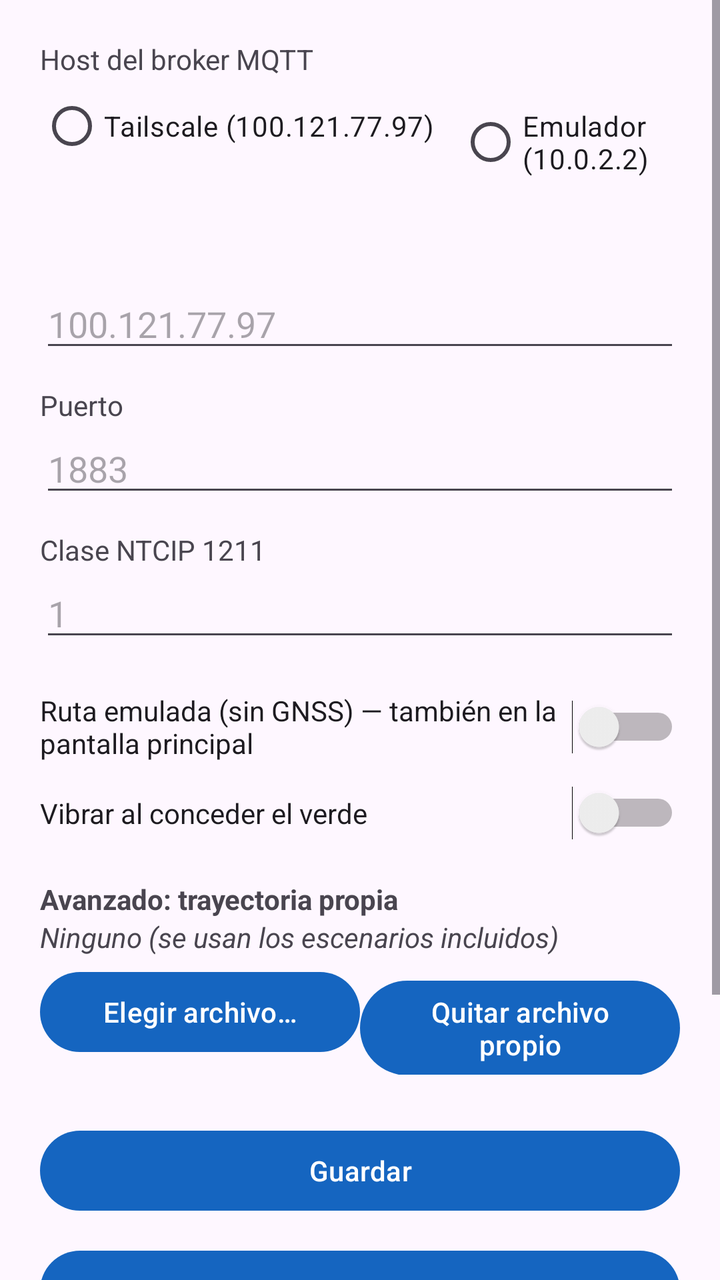
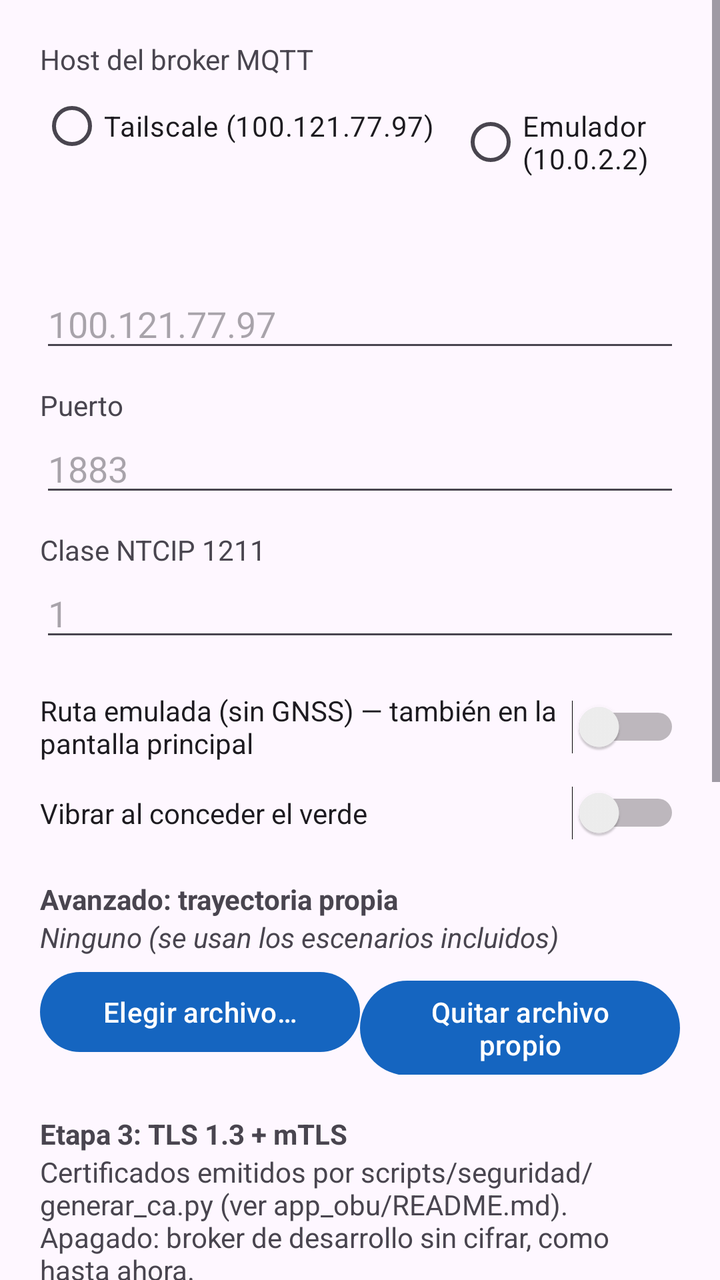

An Android layout rendered at two revisions. The XML below is the earlier revision; the diff shows what the commit changed to produce the second picture.
<!-- AndroidManifest.xml: application theme Theme.ObuNtcip -->
<!-- res/layout/activity_ajustes.xml -->
<?xml version="1.0" encoding="utf-8"?>
<ScrollView xmlns:android="http://schemas.android.com/apk/res/android"
    android:layout_width="match_parent"
    android:layout_height="match_parent">

    <LinearLayout
        android:layout_width="match_parent"
        android:layout_height="wrap_content"
        android:orientation="vertical"
        android:padding="20dp">

        <TextView
            android:layout_width="wrap_content"
            android:layout_height="wrap_content"
            android:text="@string/ajustes_host" />
        <RadioGroup
            android:id="@+id/grupoHost"
            android:layout_width="match_parent"
            android:layout_height="wrap_content"
            android:orientation="horizontal">
            <RadioButton
                android:id="@+id/hostTailscale"
                android:layout_width="wrap_content"
                android:layout_height="wrap_content"
                android:text="@string/ajustes_host_tailscale" />
            <RadioButton
                android:id="@+id/hostEmulador"
                android:layout_width="wrap_content"
                android:layout_height="wrap_content"
                android:layout_marginStart="12dp"
                android:text="@string/ajustes_host_emulador" />
            <RadioButton
                android:id="@+id/hostManual"
                android:layout_width="wrap_content"
                android:layout_height="wrap_content"
                android:layout_marginStart="12dp"
                android:text="@string/ajustes_host_manual" />
        </RadioGroup>
        <EditText
            android:id="@+id/campoHost"
            android:layout_width="match_parent"
            android:layout_height="wrap_content"
            android:hint="100.121.77.97"
            android:inputType="textNoSuggestions" />

        <TextView
            android:layout_width="wrap_content"
            android:layout_height="wrap_content"
            android:layout_marginTop="12dp"
            android:text="@string/ajustes_puerto" />
        <EditText
            android:id="@+id/campoPuerto"
            android:layout_width="match_parent"
            android:layout_height="wrap_content"
            android:hint="1883"
            android:inputType="number" />

        <TextView
            android:layout_width="wrap_content"
            android:layout_height="wrap_content"
            android:layout_marginTop="12dp"
            android:text="@string/ajustes_clase" />
        <EditText
            android:id="@+id/campoClase"
            android:layout_width="match_parent"
            android:layout_height="wrap_content"
            android:hint="1"
            android:inputType="number" />

        <Switch
            android:id="@+id/interruptorModoSimulado"
            android:layout_width="match_parent"
            android:layout_height="wrap_content"
            android:layout_marginTop="20dp"
            android:text="@string/ajustes_modo_simulado" />

        <Switch
            android:id="@+id/interruptorVibrar"
            android:layout_width="match_parent"
            android:layout_height="wrap_content"
            android:layout_marginTop="12dp"
            android:text="@string/ajustes_vibrar" />

        <TextView
            android:layout_width="wrap_content"
            android:layout_height="wrap_content"
            android:layout_marginTop="20dp"
            android:text="@string/ajustes_avanzado"
            android:textStyle="bold" />
        <TextView
            android:id="@+id/textoTrayectoriaElegida"
            android:layout_width="match_parent"
            android:layout_height="wrap_content"
            android:text="@string/ajustes_sin_archivo"
            android:textStyle="italic" />

        <LinearLayout
            android:layout_width="match_parent"
            android:layout_height="wrap_content"
            android:layout_marginTop="4dp"
            android:orientation="horizontal">

            <Button
                android:id="@+id/botonElegirTrayectoria"
                android:layout_width="0dp"
                android:layout_height="wrap_content"
                android:layout_weight="1"
                android:text="@string/ajustes_elegir_trayectoria" />

            <Button
                android:id="@+id/botonUsarIntegrada"
                android:layout_width="0dp"
                android:layout_height="wrap_content"
                android:layout_weight="1"
                android:text="@string/ajustes_quitar_archivo" />
        </LinearLayout>

        <Button
            android:id="@+id/botonGuardar"
            android:layout_width="match_parent"
            android:layout_height="wrap_content"
            android:layout_marginTop="24dp"
            android:text="@string/ajustes_guardar" />

        <Button
            android:id="@+id/botonExportarEventos"
            android:layout_width="match_parent"
            android:layout_height="wrap_content"
            android:layout_marginTop="12dp"
            android:text="@string/ajustes_exportar_eventos" />

        <TextView
            android:layout_width="match_parent"
            android:layout_height="wrap_content"
            android:layout_marginTop="24dp"
            android:text="@string/ajustes_bateria_titulo"
            android:textStyle="bold" />
        <TextView
            android:layout_width="match_parent"
            android:layout_height="wrap_content"
            android:text="@string/ajustes_bateria_resumen" />
        <Button
            android:id="@+id/botonRevisarBateria"
            android:layout_width="wrap_content"
            android:layout_height="wrap_content"
            android:layout_marginTop="8dp"
            android:text="@string/ajustes_bateria_boton" />

    </LinearLayout>
</ScrollView>
<!-- resources referenced by this layout -->
<resources>
  <string name="ajustes_avanzado">Avanzado: trayectoria propia</string>
  <string name="ajustes_bateria_boton">Revisar</string>
  <string name="ajustes_bateria_resumen">Esta app puede detenerse en segundo plano si Android restringe su batería</string>
  <string name="ajustes_bateria_titulo">Optimización de batería</string>
  <string name="ajustes_clase">Clase NTCIP 1211</string>
  <string name="ajustes_elegir_trayectoria">Elegir archivo…</string>
  <string name="ajustes_exportar_eventos">Exportar CSV de eventos</string>
  <string name="ajustes_guardar">Guardar</string>
  <string name="ajustes_host">Host del broker MQTT</string>
  <string name="ajustes_host_emulador">Emulador (10.0.2.2)</string>
  <string name="ajustes_host_manual">Manual</string>
  <string name="ajustes_host_tailscale">Tailscale (100.121.77.97)</string>
  <string name="ajustes_modo_simulado">Ruta emulada (sin GNSS) — también en la pantalla principal</string>
  <string name="ajustes_puerto">Puerto</string>
  <string name="ajustes_quitar_archivo">Quitar archivo propio</string>
  <string name="ajustes_sin_archivo">Ninguno (se usan los escenarios incluidos)</string>
  <string name="ajustes_vibrar">Vibrar al conceder el verde</string>
  <style name="Theme.ObuNtcip" parent="Theme.Material3.DayNight.NoActionBar">
          <item name="colorPrimary">@color/primario</item>
          <item name="colorPrimaryDark">@color/primario_oscuro</item>
      </style>
  <color name="primario">#1565C0</color>
  <color name="primario_oscuro">#0D47A1</color>
</resources>

<!-- the commit's change to res/layout/activity_ajustes.xml (unified diff, before → after) -->
@@ -115,6 +115,62 @@
                 android:text="@string/ajustes_quitar_archivo" />
         </LinearLayout>
 
+        <TextView
+            android:layout_width="wrap_content"
+            android:layout_height="wrap_content"
+            android:layout_marginTop="20dp"
+            android:text="@string/ajustes_tls_titulo"
+            android:textStyle="bold" />
+        <TextView
+            android:layout_width="match_parent"
+            android:layout_height="wrap_content"
+            android:text="@string/ajustes_tls_resumen" />
+
+        <Switch
+            android:id="@+id/interruptorTls"
+            android:layout_width="match_parent"
+            android:layout_height="wrap_content"
+            android:layout_marginTop="8dp"
+            android:text="@string/ajustes_tls_activar" />
+
+        <TextView
+            android:id="@+id/textoTlsEstado"
+            android:layout_width="match_parent"
+            android:layout_height="wrap_content"
+            android:layout_marginTop="4dp"
+            android:text="@string/ajustes_tls_sin_archivos"
+            android:textStyle="italic" />
+
+        <LinearLayout
+            android:layout_width="match_parent"
+            android:layout_height="wrap_content"
+            android:layout_marginTop="4dp"
+            android:orientation="horizontal">
+
+            <Button
+                android:id="@+id/botonElegirTlsCa"
+                android:layout_width="0dp"
+                android:layout_height="wrap_content"
+                android:layout_weight="1"
+                android:text="@string/ajustes_tls_elegir_ca" />
+
+            <Button
+                android:id="@+id/botonElegirTlsCert"
+                android:layout_width="0dp"
+                android:layout_height="wrap_content"
+                android:layout_weight="1"
+                android:layout_marginStart="4dp"
+                android:text="@string/ajustes_tls_elegir_cert" />
+
+            <Button
+                android:id="@+id/botonElegirTlsKey"
+                android:layout_width="0dp"
+                android:layout_height="wrap_content"
+                android:layout_weight="1"
+                android:layout_marginStart="4dp"
+                android:text="@string/ajustes_tls_elegir_key" />
+        </LinearLayout>
+
         <Button
             android:id="@+id/botonGuardar"
             android:layout_width="match_parent"
<!-- resource entries referenced after the edit -->
@@ -16,6 +16,13 @@
   <string name="ajustes_puerto">Puerto</string>
   <string name="ajustes_quitar_archivo">Quitar archivo propio</string>
   <string name="ajustes_sin_archivo">Ninguno (se usan los escenarios incluidos)</string>
+  <string name="ajustes_tls_activar">Usar TLS/mTLS con el broker</string>
+  <string name="ajustes_tls_elegir_ca">CA</string>
+  <string name="ajustes_tls_elegir_cert">Certificado</string>
+  <string name="ajustes_tls_elegir_key">Llave</string>
+  <string name="ajustes_tls_resumen">Certificados emitidos por scripts/seguridad/generar_ca.py (ver app_obu/README.md). Apagado: broker de desarrollo sin cifrar, como hasta ahora.</string>
+  <string name="ajustes_tls_sin_archivos">Ningún certificado elegido todavía</string>
+  <string name="ajustes_tls_titulo">Etapa 3: TLS 1.3 + mTLS</string>
   <string name="ajustes_vibrar">Vibrar al conceder el verde</string>
   <style name="Theme.ObuNtcip" parent="Theme.Material3.DayNight.NoActionBar">
           <item name="colorPrimary">@color/primario</item>
